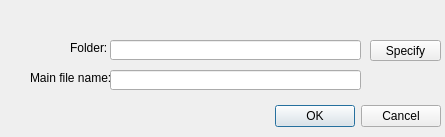
Old version of the form plugins/generationRulesTool/dialogs/specifyPathToGeneratedCodeDialog.ui in the repository qreal/qreal.
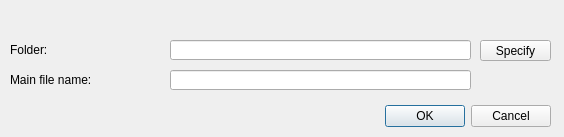
New version of the form.

Commit message: directory is created if doesn't exist fixed window size [ci skip]

The edit to the form file:
```diff
--- a/plugins/generationRulesTool/dialogs/specifyPathToGeneratedCodeDialog.ui
+++ b/plugins/generationRulesTool/dialogs/specifyPathToGeneratedCodeDialog.ui
@@ -6,7 +6,7 @@
    <rect>
     <x>0</x>
     <y>0</y>
-    <width>445</width>
+    <width>564</width>
     <height>137</height>
    </rect>
   </property>
@@ -22,7 +22,7 @@
   <widget class="QDialogButtonBox" name="buttonBox">
    <property name="geometry">
     <rect>
-     <x>100</x>
+     <x>210</x>
      <y>100</y>
      <width>341</width>
      <height>32</height>
@@ -38,10 +38,10 @@
   <widget class="QLabel" name="folderLabel">
    <property name="geometry">
     <rect>
-     <x>70</x>
+     <x>10</x>
      <y>40</y>
-     <width>41</width>
-     <height>16</height>
+     <width>201</width>
+     <height>20</height>
     </rect>
    </property>
    <property name="text">
@@ -51,10 +51,10 @@
   <widget class="QLabel" name="fileLabel">
    <property name="geometry">
     <rect>
-     <x>30</x>
+     <x>10</x>
      <y>70</y>
-     <width>91</width>
-     <height>16</height>
+     <width>201</width>
+     <height>20</height>
     </rect>
    </property>
    <property name="text">
@@ -64,9 +64,9 @@
   <widget class="QLineEdit" name="folderLineEdit">
    <property name="geometry">
     <rect>
-     <x>110</x>
+     <x>170</x>
      <y>40</y>
-     <width>251</width>
+     <width>301</width>
      <height>20</height>
     </rect>
    </property>
@@ -74,9 +74,9 @@
   <widget class="QLineEdit" name="fileLineEdit">
    <property name="geometry">
     <rect>
-     <x>110</x>
+     <x>170</x>
      <y>70</y>
-     <width>251</width>
+     <width>301</width>
      <height>20</height>
     </rect>
    </property>
@@ -84,7 +84,7 @@
   <widget class="QPushButton" name="specifyFolderButton">
    <property name="geometry">
     <rect>
-     <x>370</x>
+     <x>480</x>
      <y>40</y>
      <width>71</width>
      <height>21</height>
```
The commit also changes 3 other files.
